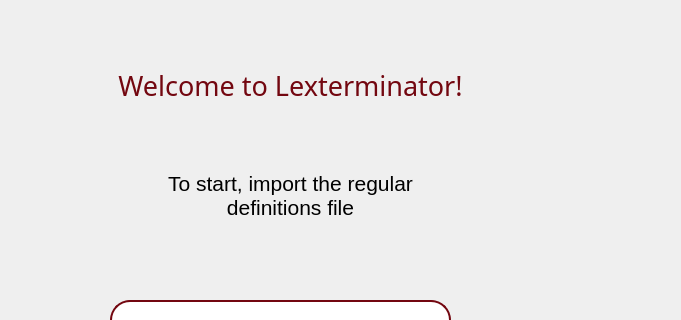
Henrique1803/Lexterminator, file src/ui/welcome.ui: the form before one commit; both pictures show x 0 to 681 and y 0 to 320 of the 862 by 452 pixel window.
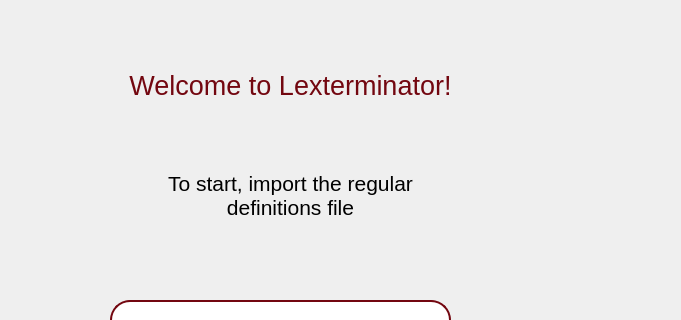
The form after the commit. Icons and pictures are not drawn.

Commit message: fix: adds Audiowide font as project dependency

Diff of the .ui file:
```diff
--- a/src/ui/welcome.ui
+++ b/src/ui/welcome.ui
@@ -37,7 +37,7 @@
    </property>
    <property name="font">
     <font>
-     <family>Audiowide</family>
+     <family>Ubuntu</family>
      <pointsize>20</pointsize>
     </font>
    </property>
```
Left out of the diff: 5 changed lines with no effect on the pictures. The commit also changes 5 other files.
